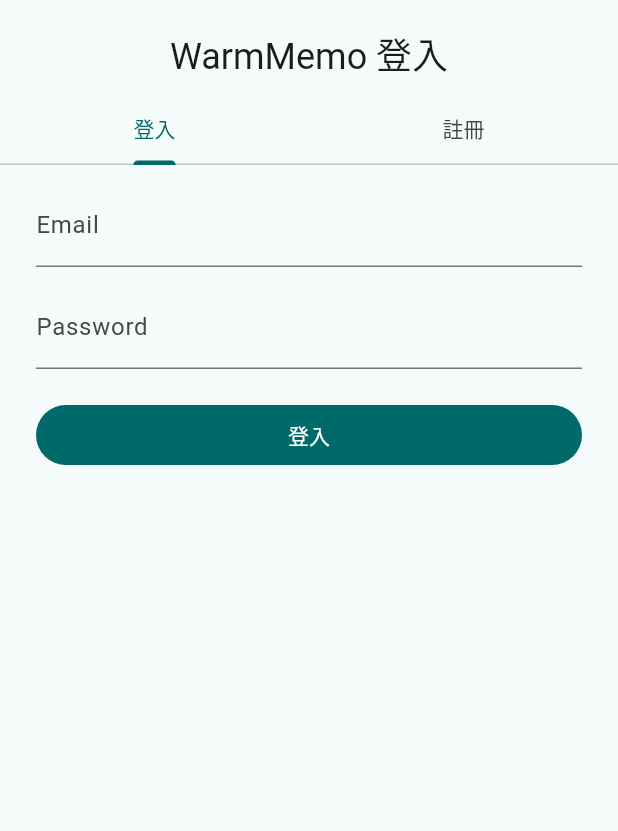
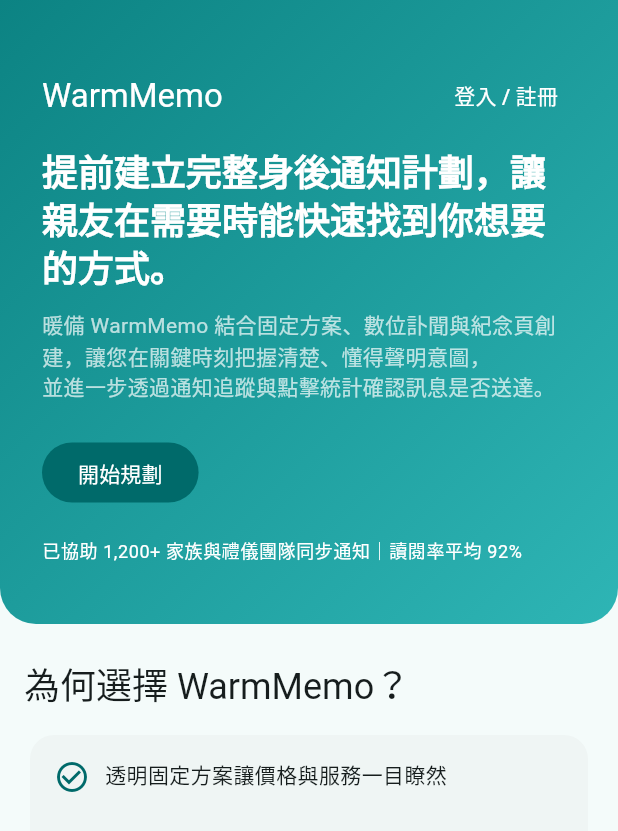
Before and after one commit to LEO0331/warmmemo, a Flutter app: the screen it shows after launch, on a phone screen of 412 x 824 dp. Shown: the top 831 px of the screen. Run offline on Flutter 3.47's test engine with Material 3 defaults, Android fonts, the phone set to English and light mode, and no system bars; our stand-ins replace cloud_firestore, firebase_auth, firebase_core, pdf, printing, share_plus; accounts and stored records are empty; generated files the repository leaves out were written again.

Commit message:
add landing page

```diff
--- a/lib/features/auth/auth_gate.dart
+++ b/lib/features/auth/auth_gate.dart
@@ -3,7 +3,7 @@
 
 import '../../data/firebase/auth_service.dart';
 import '../../core/layout/app_shell.dart';
-import 'auth_page.dart';
+import '../landing/landing_page.dart';
 
 class AuthGate extends StatelessWidget {
   const AuthGate({super.key});
@@ -21,7 +21,7 @@
           return const AppShell();
         }
 
-        return const AuthPage();
+        return const LandingPage();
       },
     );
   }
--- /dev/null
+++ b/lib/features/landing/landing_page.dart
@@ -0,0 +1,288 @@
+import 'package:flutter/material.dart';
+
+import '../auth/auth_page.dart';
+import '../../core/widgets/common_widgets.dart';
+
+class LandingPage extends StatelessWidget {
+  const LandingPage({super.key});
+
+  void _openAuth(BuildContext context) {
+    Navigator.of(context).push(
+      MaterialPageRoute(builder: (_) => const AuthPage()),
+    );
+  }
+
+  @override
+  Widget build(BuildContext context) {
+    final width = MediaQuery.of(context).size.width;
+    final isWide = width >= 900;
+    final theme = Theme.of(context);
+
+    return Scaffold(
+      body: SafeArea(
+        child: SingleChildScrollView(
+          child: Column(
+            crossAxisAlignment: CrossAxisAlignment.stretch,
+            children: [
+              _buildHero(context, isWide),
+              const SizedBox(height: 24),
+              _buildFeatureRow(theme, isWide),
+              const SizedBox(height: 24),
+              _buildPackageRow(theme, isWide),
+              const SizedBox(height: 24),
+              _buildProofRow(theme),
+              const SizedBox(height: 24),
+              _buildFaqSection(),
+              const SizedBox(height: 32),
+            ],
+          ),
+        ),
+      ),
+    );
+  }
+
+  Widget _buildHero(BuildContext context, bool isWide) {
+    final theme = Theme.of(context);
+    return Container(
+      decoration: BoxDecoration(
+        gradient: const LinearGradient(
+          colors: [Color(0xFF0C8383), Color(0xFF2EB5B5)],
+          begin: Alignment.topLeft,
+          end: Alignment.bottomRight,
+        ),
+        borderRadius: const BorderRadius.only(
+          bottomLeft: Radius.circular(24),
+          bottomRight: Radius.circular(24),
+        ),
+      ),
+      padding: const EdgeInsets.symmetric(vertical: 40, horizontal: 28),
+      child: Column(
+        crossAxisAlignment: CrossAxisAlignment.start,
+        children: [
+          Row(
+            mainAxisAlignment: MainAxisAlignment.spaceBetween,
+            children: [
+              Text('WarmMemo', style: theme.textTheme.titleLarge?.copyWith(color: Colors.white)),
+              TextButton(
+                onPressed: () => _openAuth(context),
+                style: TextButton.styleFrom(foregroundColor: Colors.white),
+                child: const Text('登入 / 註冊'),
+              ),
+            ],
+          ),
+          const SizedBox(height: 10),
+          Text(
+            '提前建立完整身後通知計劃，讓親友在需要時能快速找到你想要的方式。',
+            style: theme.textTheme.headlineSmall?.copyWith(color: Colors.white, fontWeight: FontWeight.bold),
+          ),
+          const SizedBox(height: 12),
+          Text(
+            '''暖備 WarmMemo 結合固定方案、數位訃聞與紀念頁創建，讓您在關鍵時刻把握清楚、懂得聲明意圖，
+並進一步透過通知追蹤與點擊統計確認訊息是否送達。''',
+            style: theme.textTheme.bodyMedium?.copyWith(color: Colors.white70),
+          ),
+          const SizedBox(height: 24),
+          Wrap(
+            spacing: 12,
+            runSpacing: 12,
+            children: [
+              FilledButton(
+                onPressed: () => _openAuth(context),
+                child: const Text('開始規劃'),
+              ),
+            ],
+          ),
+          const SizedBox(height: 20),
+          Text(
+            '已協助 1,200+ 家族與禮儀團隊同步通知｜讀閱率平均 92%',
+            style: theme.textTheme.bodySmall?.copyWith(color: Colors.white),
+          ),
+        ],
+      ),
+    );
+  }
+
+  Widget _buildFeatureRow(ThemeData theme, bool isWide) {
+    final features = const [
+      '透明固定方案讓價格與服務一目瞭然',
+      '簡易紀念頁 + 點擊／閱讀統計回報',
+      '數位訃聞草稿支援多語氣與渠道',
+      '合規匯出 + PDF/CSV 歷史紀錄',
+    ];
+    return Padding(
+      padding: const EdgeInsets.symmetric(horizontal: 16),
+      child: Column(
+        crossAxisAlignment: CrossAxisAlignment.start,
+        children: [
+          Text('為何選擇 WarmMemo？', style: theme.textTheme.headlineSmall),
+          const SizedBox(height: 12),
+          GridView.count(
+            crossAxisCount: isWide ? 2 : 1,
+            shrinkWrap: true,
+            crossAxisSpacing: 12,
+            mainAxisSpacing: 12,
+            physics: const NeverScrollableScrollPhysics(),
+            children: features
+                .map(
+                  (feature) => Card(
+                    elevation: 0,
+                    shape: RoundedRectangleBorder(borderRadius: BorderRadius.circular(16)),
+                    child: Padding(
+                      padding: const EdgeInsets.all(16),
+                      child: Row(
+                        crossAxisAlignment: CrossAxisAlignment.start,
+                        children: [
+                          Icon(Icons.check_circle_outline, color: theme.colorScheme.primary),
+                          const SizedBox(width: 10),
+                          Expanded(child: Text(feature, style: theme.textTheme.bodyMedium)),
+                        ],
+                      ),
+                    ),
+                  ),
+                )
+                .toList(),
+          ),
+        ],
+      ),
+    );
+  }
+
+  Widget _buildPackageRow(ThemeData theme, bool isWide) {
+    final packages = const [
+      {
+        'name': '城市極簡告別',
+        'price': 'NT\$ 120,000',
+        'target': '講求流程順暢與清楚說明的家庭',
+      },
+      {
+        'name': '家庭溫馨告別',
+        'price': 'NT\$ 220,000',
+        'target': '追求溫馨場域與紀念氛圍',
+      },
+      {
+        'name': '自然環保告別',
+        'price': 'NT\$ 150,000',
+        'target': '著重理念的樹葬／海葬家庭',
+      },
+    ];
+    return Padding(
+      padding: const EdgeInsets.symmetric(horizontal: 16),
+      child: Column(
+        crossAxisAlignment: CrossAxisAlignment.start,
+        children: [
+          Text('固定方案示意', style: theme.textTheme.headlineSmall),
+          const SizedBox(height: 12),
+          GridView.count(
+            crossAxisCount: isWide ? 3 : 1,
+            shrinkWrap: true,
+            crossAxisSpacing: 12,
+            mainAxisSpacing: 12,
+            physics: const NeverScrollableScrollPhysics(),
+            children: packages
+                .map(
+                  (package) => Card(
+                    elevation: 0,
+                    shape: RoundedRectangleBorder(borderRadius: BorderRadius.circular(16)),
+                    child: Padding(
+                      padding: const EdgeInsets.all(16),
+                      child: Column(
+                        crossAxisAlignment: CrossAxisAlignment.start,
+                        children: [
+                          Row(
+                            mainAxisAlignment: MainAxisAlignment.spaceBetween,
+                            children: [
+                              Expanded(
+                                child: Text(
+                                  package['name']!,
+                                  style: theme.textTheme.titleMedium?.copyWith(
+                                    fontWeight: FontWeight.bold,
+                                  ),
+                                ),
+                              ),
+                              Text(
+                                package['price']!,
+                                style: theme.textTheme.bodyMedium?.copyWith(
+                                  color: theme.colorScheme.primary,
+                                  fontWeight: FontWeight.bold,
+                                ),
+                              ),
+                            ],
+                          ),
+                          const SizedBox(height: 4),
+                          Text(package['target']!, style: theme.textTheme.bodySmall),
+                        ],
+                      ),
+                    ),
+                  ),
+                )
+                .toList(),
+          ),
+        ],
+      ),
+    );
+  }
+
+  Widget _buildProofRow(ThemeData theme) {
+    final logos = const ['CloudMetrics', 'Orbit', 'Vita Health', 'PetDesk', 'Notion'];
+    return Padding(
+      padding: const EdgeInsets.symmetric(horizontal: 16),
+      child: SectionCard(
+        title: '信任與實績',
+        icon: Icons.verified,
+        child: Column(
+          crossAxisAlignment: CrossAxisAlignment.start,
+          children: [
+            const Text('社群認證 + 場景信任'),
+            const SizedBox(height: 12),
+            Wrap(
+              spacing: 12,
+              children: logos
+                  .map((logo) => Chip(
+                        label: Text(logo),
+                        backgroundColor: theme.colorScheme.surfaceVariant,
+                      ))
+                  .toList(),
+            ),
+          ],
+        ),
+      ),
+    );
+  }
+
+  Widget _buildFaqSection() {
+    final faqs = const [
+      {
+        'q': '我可以更改語氣與渠道嗎？',
+        'a': '可以，在數位訃聞與通知設定中選擇語氣、渠道與額外說明，系統會跟著更新草稿與通知紀錄。'
+      },
+      {
+        'q': '匯出紀錄可以留給家人嗎？',
+        'a': '管理端可匯出 PDF/CSV、草稿與通知歷史作記錄，合規與保存都由您掌握。'
+      },
+      {
+        'q': '有專人協助我設定嗎？',
+        'a': '不論您是個人家庭還是禮儀團隊，我們都有方案與客服協助啟動與 FAQ 解答。'
+      },
+    ];
+    return Padding(
+      padding: const EdgeInsets.symmetric(horizontal: 16),
+      child: SectionCard(
+        title: '常見問題 (SEO Friendly FAQ)',
+        icon: Icons.help_outline,
+        child: Column(
+          children: faqs
+              .map(
+                (faq) => ExpansionTile(
+                  title: Text(faq['q']!),
+                  children: [Padding(
+                    padding: const EdgeInsets.all(8.0),
+                    child: Text(faq['a']!),
+                  )],
+                ),
+              )
+              .toList(),
+        ),
+      ),
+    );
+  }
+}
```
